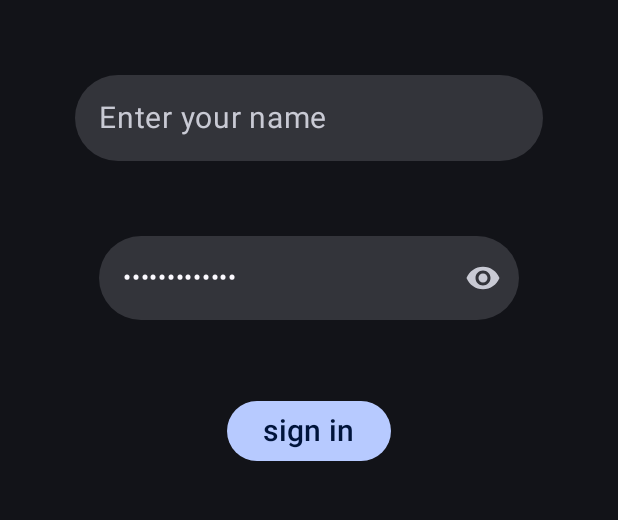
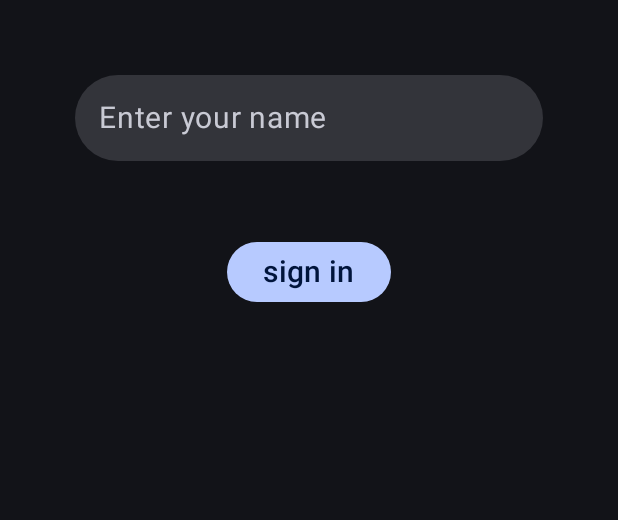
Before and after one commit to joshuajgomez/ping, an Android app built with Jetpack Compose: the screen it shows after launch (HomeActivity), on a phone screen of 412 x 824 dp, the part 359-879 px from its top. Run offline under Robolectric (Android 15) with nearby library versions, the phone set to English and light mode, and no system bars; our stand-ins replace Firebase (no records; nobody signed in at launch, a user with empty details on screens opened directly), Room's generated code.

Commit message:
Remove password input

```diff
--- a/app/src/main/java/com/joshgm3z/ping/ui/screens/frx/NewUserInput.kt
+++ b/app/src/main/java/com/joshgm3z/ping/ui/screens/frx/NewUserInput.kt
@@ -79,8 +79,6 @@ fun NewUserInput(
             ErrorText()
         }
 
-        PasswordInput(modifier = Modifier.padding(horizontal = 50.dp))
-
         Button(
             onClick = {
                 if (name.isNotEmpty())
--- a/app/src/main/java/com/joshgm3z/ping/ui/screens/frx/SignInInput.kt
+++ b/app/src/main/java/com/joshgm3z/ping/ui/screens/frx/SignInInput.kt
@@ -65,8 +65,6 @@ fun SignInInput(onSignInClick: (name: String) -> Unit = {}) {
             ErrorText()
         }
 
-        PasswordInput()
-
         Button(
             onClick = {
                 if (name.isNotEmpty())
```
